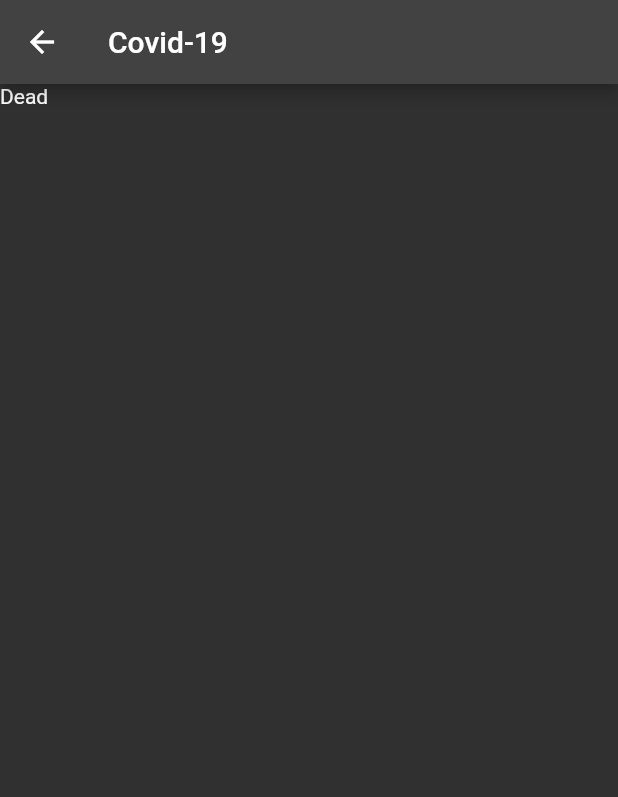
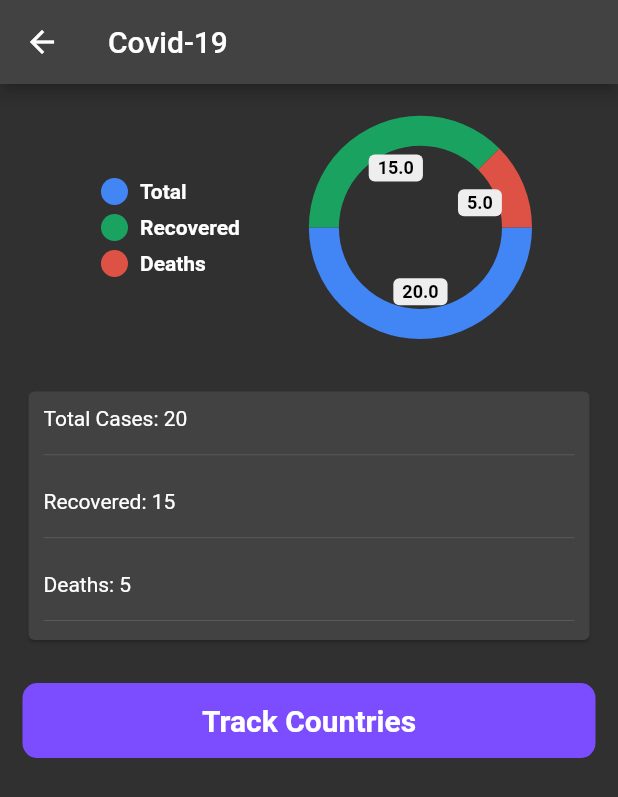
Before and after one commit to hammadalive7/covid_19_tracker_app, a Flutter app: the screen it shows after launch, on a phone screen of 412 x 824 dp. Shown: the top 797 px of the screen. Run offline on Flutter 3.47's test engine with Material 2 defaults, Android fonts, the phone set to English and light mode, and no system bars; drawn by our look-alikes of pie_chart; missing offline and left inert: dart:ffi.

```diff
--- /dev/null
+++ b/lib/Services/Utilities/app_url.dart
@@ -0,0 +1,10 @@
+
+class AppUrl{
+  // this is the base url of the api
+  static const String baseUrl = "https://disease.sh/v3/covid-19/";
+
+  // this is the url for the world states
+  static const String worldStatesApi = baseUrl + "all";
+  static const String countriesList = baseUrl + "countries";
+
+}
--- a/lib/View/World_States.dart
+++ b/lib/View/World_States.dart
@@ -1,4 +1,5 @@
 import 'package:flutter/material.dart';
+import 'package:pie_chart/pie_chart.dart';
 
 class WorldStateScreen extends StatefulWidget {
   const WorldStateScreen({Key? key}) : super(key: key);
@@ -7,14 +8,137 @@ class WorldStateScreen extends StatefulWidget {
   State<WorldStateScreen> createState() => _WorldStateScreenState();
 }
 
-class _WorldStateScreenState extends State<WorldStateScreen> {
+class _WorldStateScreenState extends State<WorldStateScreen>
+    with TickerProviderStateMixin {
+  late final AnimationController _controller =
+      AnimationController(duration: const Duration(seconds: 3), vsync: this)
+        ..repeat();
+
+  @override
+  void dispose() {
+    // TODO: implement dispose
+    super.dispose();
+    _controller.dispose();
+  }
+
+  final colorList = <Color>[
+    const Color(0xff4285f4),
+    const Color(0xff1aa260),
+    const Color(0xffde5246),
+  ];
+
   @override
   Widget build(BuildContext context) {
     return Scaffold(
       appBar: AppBar(
         title: const Text("Covid-19"),
       ),
-      body: Text("Dead"),
+      body: SafeArea(
+        child: Padding(
+          padding: const EdgeInsets.all(15.0),
+          child: Column(
+            children: [
+              SizedBox(
+                height: MediaQuery.sizeOf(context).height * .01,
+              ),
+              PieChart(
+                dataMap: const {
+                  "Total": 20,
+                  "Recovered": 15,
+                  "Deaths": 5,
+                },
+                animationDuration: Duration(milliseconds: 1200),
+                chartType: ChartType.ring,
+                colorList: const [
+                  Color(0xff4285f4),
+                  Color(0xff1aa260),
+                  Color(0xffde5246),
+                ],
+                chartRadius: MediaQuery.sizeOf(context).width / 3.2,
+                legendOptions: const LegendOptions(
+                  showLegendsInRow: false,
+                  legendPosition: LegendPosition.left,
+                  showLegends: true,
+                  legendTextStyle: TextStyle(
+                    fontWeight: FontWeight.bold,
+                  ),
+                ),
+              ),
+              SizedBox(
+                height: MediaQuery.sizeOf(context).height * .01,
+              ),
+              Padding(
+                padding: EdgeInsets.symmetric(
+                    vertical: MediaQuery.sizeOf(context).width * .06),
+                child: Card(
+                  child: Column(
+                    children: [
+                      ReuseableRow(
+                        title: "Total Cases: ",
+                        value: "20",
+                      ),
+                      ReuseableRow(
+                        title: "Recovered: ",
+                        value: "15",
+                      ),
+                      ReuseableRow(
+                        title: "Deaths: ",
+                        value: "5",
+                      ),
+                    ],
+                  ),
+                ),
+              ),
+              Container(
+                height: 50,
+                decoration: BoxDecoration(
+                  borderRadius: BorderRadius.circular(10),
+                  color: Colors.deepPurpleAccent,
+                ),
+                child: const Center(
+                  child: Text(
+                    "Track Countries",
+                    style: TextStyle(
+                      color: Colors.white,
+                      fontSize: 20,
+                      fontWeight: FontWeight.bold,
+                    ),
+                  ),
+                )
+
+              ),
+            ],
+          ),
+        ),
+      ),
     );
   }
 }
+
+class ReuseableRow extends StatelessWidget {
+  String title, value;
+
+  ReuseableRow({super.key, required this.title, required this.value});
+
+  @override
+  Widget build(BuildContext context) {
+    return Padding(
+      padding: const EdgeInsets.only(
+          top: 10.0, bottom: 5, left: 10.0, right: 10.0),
+      child: Column(
+        children: [
+          Row(
+            children: [
+              Text(title),
+              Text(value),
+            ],
+          ),
+          SizedBox(
+            height: MediaQuery.sizeOf(context).height * .01,
+          ),
+          const Divider(),
+        ],
+      ),
+    );
+  }
+}
```
Also changed, not shown: lib/Model/WorldStatesModel.dart (added, +204 -0 lines), lib/Services/states_services.dart (added, +18 -0 lines), lib/View/splash_screen.dart (+6 -3 lines).
